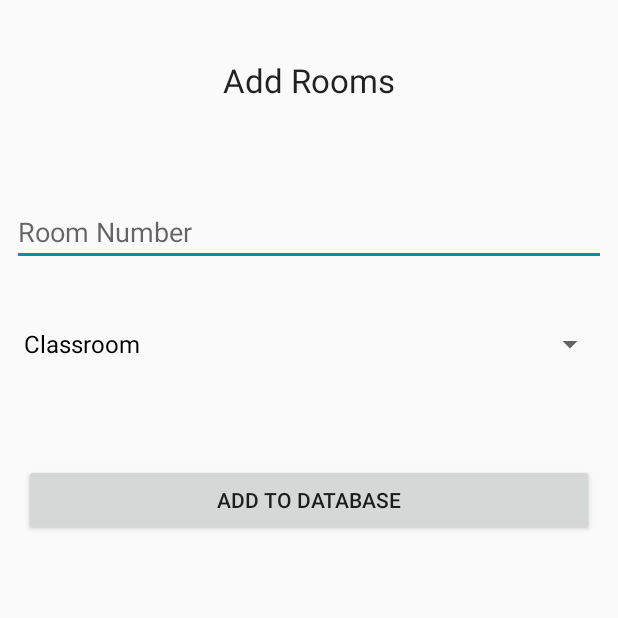
After one commit to Hirito1609/SE-Project, an Android app: the addroom screen opened directly, with no data from a screen before it, on a phone screen of 412 x 824 dp, the top half of it. The commit adds this screen. Run offline under Robolectric (Android 15) with nearby library versions, the phone set to English and light mode, and no system bars; our stand-ins replace Firebase (no records; nobody signed in at launch, a user with empty details on screens opened directly).

Commit message:
moved add rooms from admin app to main app

```diff
--- a/app/src/main/AndroidManifest.xml
+++ b/app/src/main/AndroidManifest.xml
@@ -11,7 +11,8 @@
         android:roundIcon="@mipmap/ic_launcher_round"
         android:supportsRtl="true"
         android:theme="@style/AppTheme">
-        <activity android:name=".roomprops"></activity>
+        <activity android:name=".addroom"></activity>
+        <activity android:name=".roomprops" />
         <activity android:name=".bookroom" />
         <activity android:name=".roomstatus" />
         <activity android:name=".viewtable" />
--- /dev/null
+++ b/app/src/main/java/com/sepro/occuchart/addroom.java
@@ -0,0 +1,71 @@
+package com.sepro.occuchart;
+
+import androidx.annotation.NonNull;
+import androidx.appcompat.app.AppCompatActivity;
+
+import android.os.Bundle;
+import android.util.Log;
+import android.view.View;
+import android.widget.ArrayAdapter;
+import android.widget.Button;
+import android.widget.EditText;
+import android.widget.Spinner;
+import android.widget.TextView;
+
+import com.google.android.gms.tasks.OnFailureListener;
+import com.google.android.gms.tasks.OnSuccessListener;
+import com.google.firebase.firestore.FirebaseFirestore;
+
+import java.util.HashMap;
+import java.util.Map;
+
+public class addroom extends AppCompatActivity {
+
+    EditText roomnum;
+    Spinner roomtype;
+    Button addtodatabase;
+    private final FirebaseFirestore db = FirebaseFirestore.getInstance();
+    private static final String TAG = "Database";
+
+    @Override
+    protected void onCreate(Bundle savedInstanceState) {
+        super.onCreate(savedInstanceState);
+        setContentView(R.layout.activity_addroom);
+
+
+        addtodatabase = findViewById(R.id.add_button);
+        roomnum = findViewById(R.id.roomnum);
+        roomtype = findViewById(R.id.roomtype);
+        String choices[] ={"Classroom","Lab","Seminar Hall"};
+        ArrayAdapter<String> adap = new ArrayAdapter<String>(this,android.R.layout.simple_spinner_dropdown_item,choices);
+        roomtype.setAdapter(adap);
+
+        addtodatabase.setOnClickListener(new View.OnClickListener() {
+            @Override
+            public void onClick(View view) {
+
+                TextView txt = (TextView) view;
+                Map<String, Object> room = new HashMap<>();
+                room.put("ROOM_NUM",roomnum.getText().toString());
+                room.put("TYPE", roomtype.getSelectedItem().toString());
+                room.put("AVAILABLE", true);
+                room.put("ALLOTTED_TO", "");
+
+                db.collection("rooms").document(roomnum.getText().toString()).set(room)
+                        .addOnSuccessListener(new OnSuccessListener<Void>() {
+                            @Override
+                            public void onSuccess(Void aVoid) {
+                                Log.d(TAG, "DocumentSnapshot successfully written!");
+                            }
+                        })
+                        .addOnFailureListener(new OnFailureListener() {
+                            @Override
+                            public void onFailure(@NonNull Exception e) {
+                                Log.w(TAG, "Error writing document", e);
+                            }
+                        });
+                roomnum.setText("");
+            }
+        });
+    }
+}
--- a/app/src/main/java/com/sepro/occuchart/dashboard.java
+++ b/app/src/main/java/com/sepro/occuchart/dashboard.java
@@ -15,7 +15,7 @@ import com.google.firebase.auth.FirebaseUser;
 public class dashboard extends AppCompatActivity {
 
     TextView display_name;
-    CardView uploadtt, viewtt,viewroomstatus, bookroom;
+    CardView uploadtt, viewtt,viewroomstatus, bookroom, addrooms;
 
     @Override
     protected void onCreate(Bundle savedInstanceState) {
@@ -29,6 +29,7 @@ public class dashboard extends AppCompatActivity {
         viewtt = findViewById(R.id.cvview_tt);
         viewroomstatus = findViewById(R.id.cvroom_status);
         bookroom = findViewById(R.id.cvreserve_room);
+        addrooms = findViewById(R.id.cvadd_room);
 
         uploadtt.setOnClickListener(new View.OnClickListener() {
             @Override
@@ -58,6 +59,13 @@ public class dashboard extends AppCompatActivity {
                 startActivity(i);
             }
         });
+        addrooms.setOnClickListener(new View.OnClickListener() {
+            @Override
+            public void onClick(View view) {
+                Intent i = new Intent(dashboard.this,addroom.class);
+                startActivity(i);
+            }
+        });
 
 
     }
--- /dev/null
+++ b/app/src/main/res/layout/activity_addroom.xml
@@ -0,0 +1,60 @@
+<?xml version="1.0" encoding="utf-8"?>
+<androidx.constraintlayout.widget.ConstraintLayout xmlns:android="http://schemas.android.com/apk/res/android"
+    xmlns:app="http://schemas.android.com/apk/res-auto"
+    xmlns:tools="http://schemas.android.com/tools"
+    android:layout_width="match_parent"
+    android:layout_height="match_parent"
+    tools:context=".addroom">
+
+    <TextView
+        android:id="@+id/textView"
+        android:layout_width="wrap_content"
+        android:layout_height="wrap_content"
+        android:layout_marginTop="8dp"
+        android:text="Add Rooms"
+        android:textAppearance="@style/TextAppearance.AppCompat.Large"
+        app:layout_constraintBottom_toBottomOf="parent"
+        app:layout_constraintLeft_toLeftOf="parent"
+        app:layout_constraintRight_toRightOf="parent"
+        app:layout_constraintTop_toTopOf="parent"
+        app:layout_constraintVertical_bias="0.039" />
+
+    <EditText
+        android:id="@+id/roomnum"
+        android:layout_width="match_parent"
+        android:layout_height="wrap_content"
+        android:layout_marginStart="8dp"
+        android:layout_marginTop="64dp"
+        android:layout_marginEnd="8dp"
+        app:layout_constraintEnd_toEndOf="parent"
+        app:layout_constraintHorizontal_bias="0.0"
+        app:layout_constraintStart_toStartOf="parent"
+        app:layout_constraintTop_toBottomOf="@+id/textView"
+        android:hint="Room Number"/>
+
+    <Spinner
+        android:id="@+id/roomtype"
+        android:layout_width="match_parent"
+        android:layout_height="wrap_content"
+        android:layout_marginStart="8dp"
+        android:layout_marginTop="28dp"
+        android:layout_marginEnd="8dp"
+        app:layout_constraintEnd_toEndOf="parent"
+        app:layout_constraintHorizontal_bias="0.0"
+        app:layout_constraintStart_toStartOf="parent"
+        app:layout_constraintTop_toBottomOf="@+id/roomnum"
+        android:hint="Room Type"/>
+
+    <Button
+        android:id="@+id/add_button"
+        android:layout_width="match_parent"
+        android:layout_height="wrap_content"
+        android:layout_marginStart="16dp"
+        android:layout_marginTop="56dp"
+        android:layout_marginEnd="16dp"
+        app:layout_constraintEnd_toEndOf="parent"
+        app:layout_constraintStart_toStartOf="parent"
+        app:layout_constraintTop_toBottomOf="@+id/roomtype"
+        android:text="Add to Database"/>
+
+</androidx.constraintlayout.widget.ConstraintLayout>
--- a/app/src/main/res/layout/activity_dashboard.xml
+++ b/app/src/main/res/layout/activity_dashboard.xml
@@ -219,6 +219,7 @@
                     app:cardElevation="10dp"
                     app:cardCornerRadius="10dp"
                     android:layout_margin="12dp"
+                    android:id="@+id/cvadd_room"
                     >
 
                     <LinearLayout
@@ -238,7 +239,7 @@
                             android:layout_gravity="center"
                             android:textColor="#000000"
                             android:textSize="18dp"
-                            android:text="Upload"
+                            android:text="Add Rooms"
                             android:layout_width="wrap_content"
                             android:layout_height="wrap_content"/>
 
```
